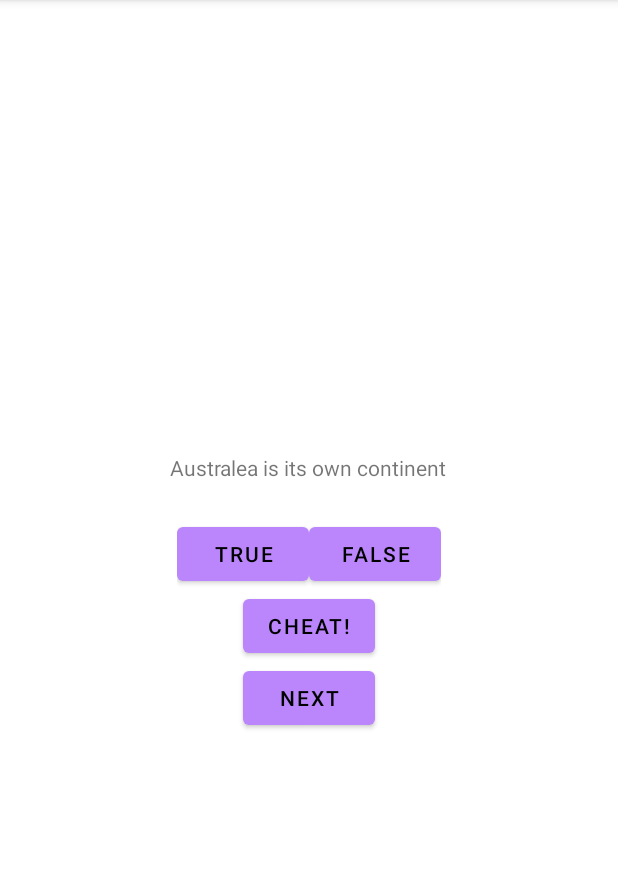
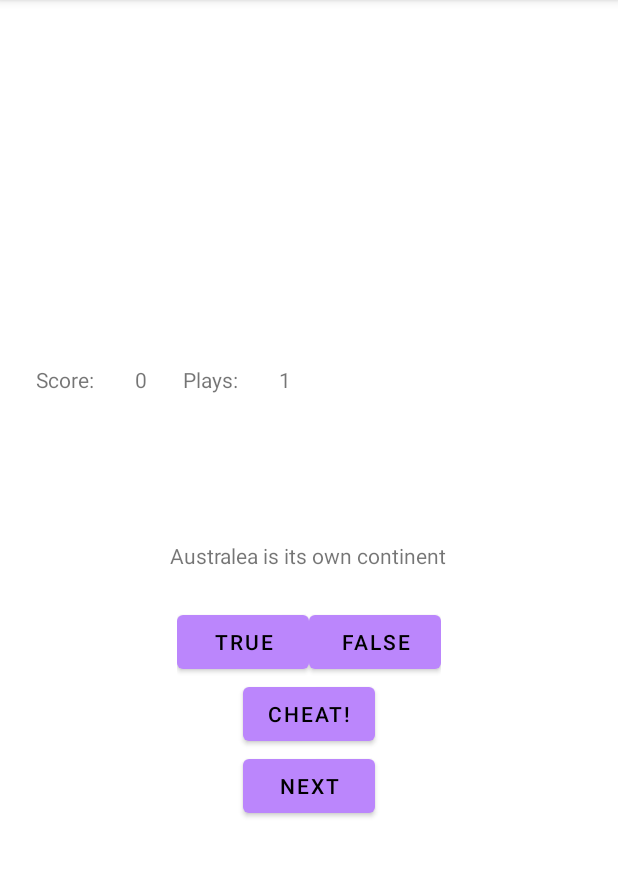
Before and after one commit to JasonB75/JBaldwin-CISC-349, an Android app built with Jetpack Compose: the screen it shows after launch (geoquiz), on a phone screen of 412 x 824 dp, the part 84-961 px from its top. Run offline under Robolectric (Android 15) with nearby library versions, the phone set to English and light mode, and no system bars.

Commit message:
adding score and plays

```diff
--- a/Geoquiz/app/src/main/java/edu/harrisburgu/geoquiz/geoquiz.java
+++ b/Geoquiz/app/src/main/java/edu/harrisburgu/geoquiz/geoquiz.java
@@ -4,7 +4,9 @@ import androidx.annotation.Nullable;
 import androidx.appcompat.app.AppCompatActivity;
 
 import android.annotation.SuppressLint;
+import android.content.Context;
 import android.content.Intent;
+import android.content.SharedPreferences;
 import android.os.Bundle;
 import android.util.Log;
 import android.view.View;
@@ -23,6 +25,20 @@ public class geoquiz extends AppCompatActivity {
     private Button mCheatButton;
     private Button mNextButton;
 
+    private SharedPreferences prefs;
+
+    private SharedPreferences.Editor editor;
+
+    private int totalCount;
+    private int score;
+
+    private static final String SCORE_KEY = "SCORE";
+    private static final String INDEX_KEY = "INDEX";
+    private static final String PLAYED_KEY = "PLAYED";
+    private TextView mScoreView;
+
+    private TextView mPlayedView;
+
     private TextView mQuestionTextView;
     private static final String EXTRA_MESSAGE = "edu.harrisburgu.geoquiz.cheatmessage";
 
@@ -38,8 +54,6 @@ public class geoquiz extends AppCompatActivity {
     @SuppressLint("MissingInflatedId")
     @Override
     protected void onCreate(Bundle savedInstanceState) {
-
-
         super.onCreate(savedInstanceState);
         setContentView(R.layout.activity_geo_quiz);
 
@@ -79,6 +93,26 @@ public class geoquiz extends AppCompatActivity {
         });
 
         mQuestionTextView = (TextView) findViewById(R.id.question_text_View);
+        mScoreView = (TextView) findViewById(R.id.score_text_view);
+        mPlayedView = (TextView) findViewById(R.id.played_text_view);
+
+        prefs = getPreferences(Context.MODE_PRIVATE);
+        editor = prefs.edit();
+
+        if (savedInstanceState == null){
+            totalCount = prefs.getInt(PLAYED_KEY, 0);
+            totalCount++;
+            editor.putInt(PLAYED_KEY, totalCount);
+            editor.commit();
+        } else {
+            mCurrentIndex = savedInstanceState.getInt(INDEX_KEY, 0);
+            score = savedInstanceState.getInt(SCORE_KEY, 0);
+            totalCount = prefs.getInt(PLAYED_KEY, 0);
+        }
+
+        mPlayedView.setText(Integer.toString(totalCount));
+        mScoreView.setText(Integer.toString(score));
+
         updateQuestion();
 
 
@@ -97,6 +131,14 @@ public class geoquiz extends AppCompatActivity {
         }
 
     }
+
+    @Override
+    public void onSaveInstanceState(Bundle savedInstanceState){
+        super.onSaveInstanceState(savedInstanceState);
+        savedInstanceState.putInt(PLAYED_KEY, totalCount);
+        savedInstanceState.putInt(SCORE_KEY, score);
+        savedInstanceState.putInt(INDEX_KEY, mCurrentIndex);
+    }
     private void updateQuestion(){
         int question = mQuestionBank[mCurrentIndex].getmTextResId();
         mQuestionTextView.setText(question);
@@ -107,9 +149,13 @@ public class geoquiz extends AppCompatActivity {
         int messageResId = 0;
     if (userPressedTrue == answerIsTrue){
         messageResId = R.string.correct_toast;
+        score++;
+        mScoreView.setText(Integer.toString(score));
         Toast.makeText(this, messageResId, Toast.LENGTH_SHORT).show();
     } else{
         messageResId = R.string.incorrect_toast;
+        score--;
+        mScoreView.setText(Integer.toString(score));
         Toast.makeText(this, messageResId, Toast.LENGTH_SHORT).show();
     }
     }
--- a/Geoquiz/app/src/main/res/layout/activity_geo_quiz.xml
+++ b/Geoquiz/app/src/main/res/layout/activity_geo_quiz.xml
@@ -4,6 +4,40 @@
     android:layout_height="match_parent"
     android:gravity="center"
     android:orientation="vertical" >
+
+    <LinearLayout
+        android:layout_width="match_parent"
+        android:layout_height="wrap_content"
+        android:layout_gravity="center|top|start"
+        android:orientation="horizontal"
+        android:layout_marginBottom="50dp">
+
+
+        <TextView
+            android:layout_width="wrap_content"
+            android:layout_height="wrap_content"
+            android:padding="24dp"
+            android:text="@string/score" />
+
+        <TextView
+            android:id="@+id/score_text_view"
+            android:layout_width="wrap_content"
+            android:layout_height="wrap_content"
+            android:text="0" />
+
+        <TextView
+            android:layout_width="wrap_content"
+            android:layout_height="wrap_content"
+            android:padding="24dp"
+            android:text="@string/played_text" />
+
+        <TextView
+            android:id="@+id/played_text_view"
+            android:layout_width="wrap_content"
+            android:layout_height="wrap_content"
+            android:text="0" />
+
+    </LinearLayout>
     <TextView
         android:id="@+id/question_text_View"
         android:layout_width="wrap_content"
--- a/Geoquiz/app/src/main/res/values/strings.xml
+++ b/Geoquiz/app/src/main/res/values/strings.xml
@@ -15,4 +15,6 @@
     <string name="question_australia">Australea is its own continent</string>
     <string name="question_atlantic">The Atlantic ocean is the largest ocean</string>
     <string name="question_taiwan">Taiwan is an independent country</string>
+    <string name="score">"Score: "</string>
+    <string name="played_text">"Plays: "</string>
 </resources>
```
